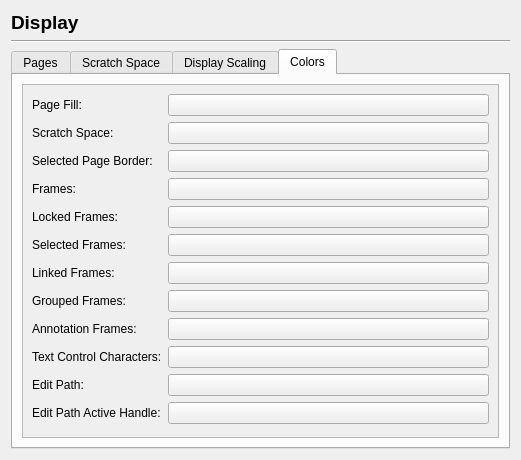
Before: the Qt Designer form scribus/ui/prefs_displaybase.ui in nitramr/scribus-indigo, drawn with Qt 5.
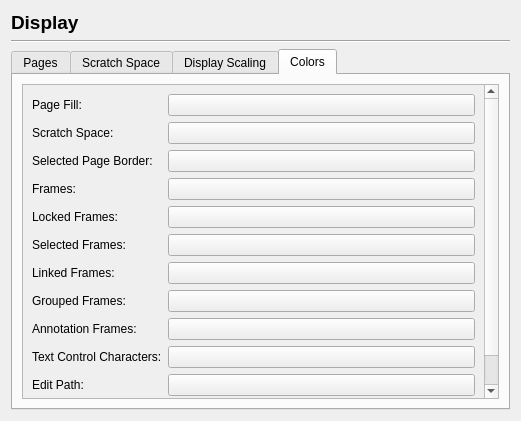
After: the same form once the commit is applied. Custom widgets are drawn as their Qt base class.

What changed in the file:
```diff
--- a/scribus/ui/prefs_displaybase.ui
+++ b/scribus/ui/prefs_displaybase.ui
@@ -7,7 +7,7 @@
     <x>0</x>
     <y>0</y>
     <width>521</width>
-    <height>460</height>
+    <height>421</height>
    </rect>
   </property>
   <property name="windowTitle">
@@ -368,8 +368,8 @@
            <rect>
             <x>0</x>
             <y>0</y>
-            <width>479</width>
-            <height>357</height>
+            <width>470</width>
+            <height>371</height>
            </rect>
           </property>
           <layout class="QFormLayout" name="formLayout_2">
```
